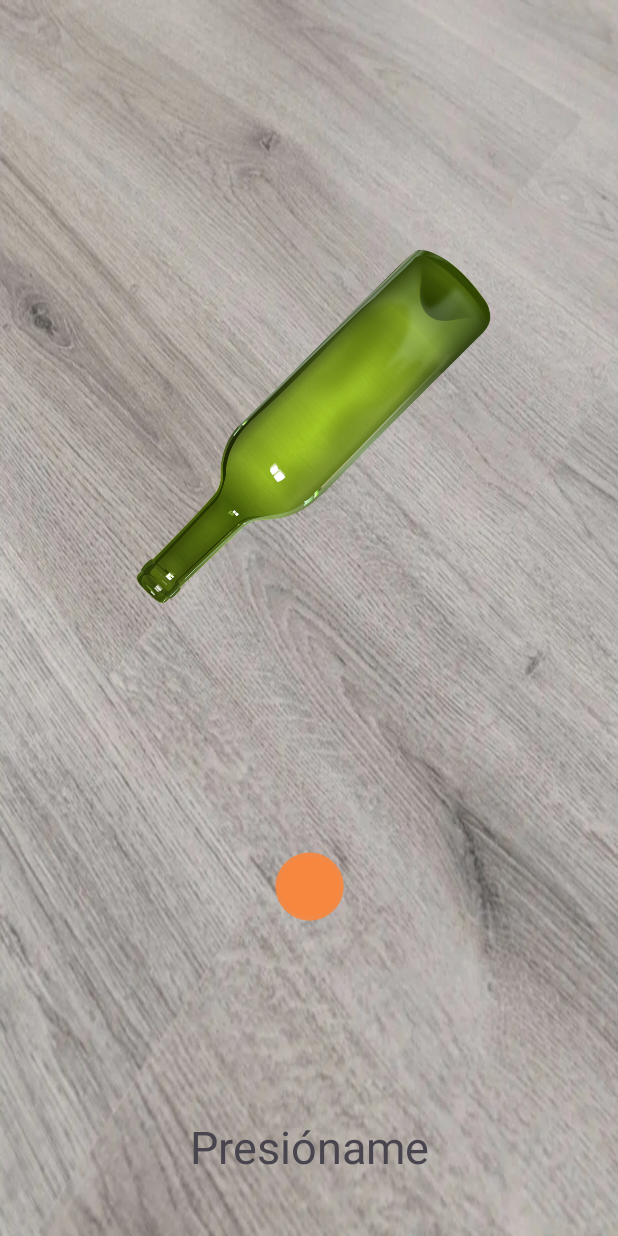
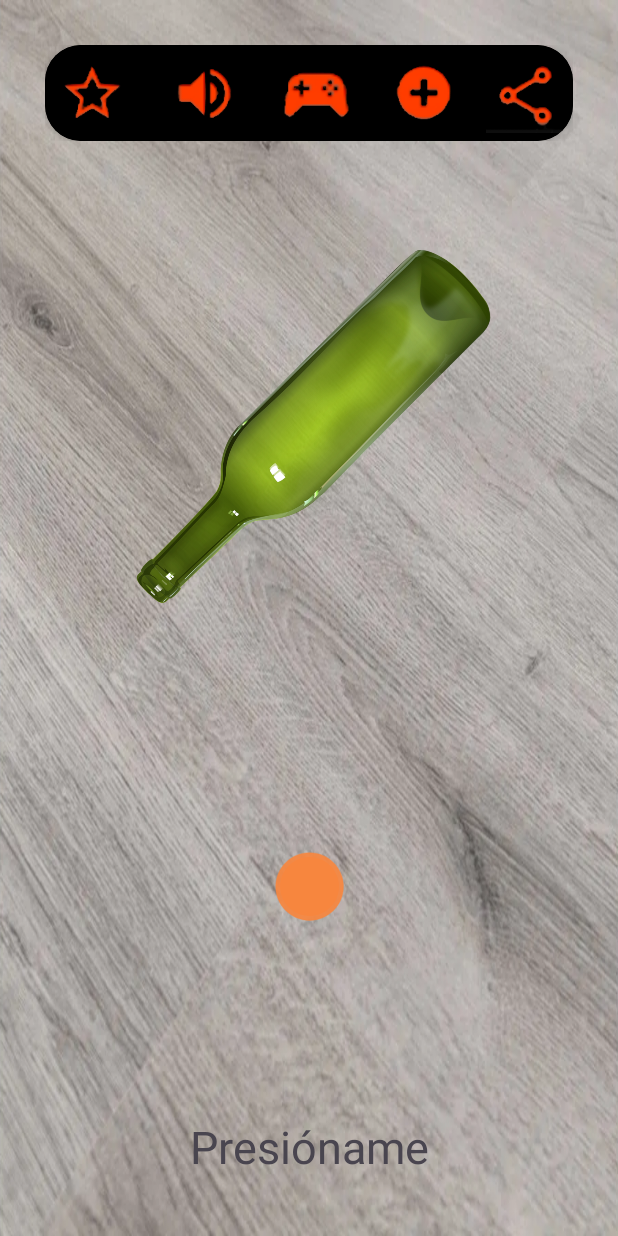
Before and after one commit to josegabjimenez/aplicaciones-moviles-1, an Android app: the screen it shows after launch (MainActivity), on a phone screen of 412 x 824 dp. Run offline under Robolectric (Android 15) with nearby library versions, the phone set to English and light mode, and no system bars; our stand-ins replace data binding.

Commit message:
toolbar interface implemented

```diff
--- a/app/src/main/java/com/example/equipocinco/view/MainActivity.kt
+++ b/app/src/main/java/com/example/equipocinco/view/MainActivity.kt
@@ -10,6 +10,7 @@ import android.view.MotionEvent
 import android.widget.TextView
 import android.os.CountDownTimer
 import android.view.View
+import android.media.MediaPlayer
 
 
 class MainActivity : AppCompatActivity() {
@@ -20,6 +21,11 @@ class MainActivity : AppCompatActivity() {
     override fun onCreate(savedInstanceState: Bundle?) {
         super.onCreate(savedInstanceState)
         setContentView(R.layout.activity_main)
+
+        //se reproduce la musica
+        val music = MediaPlayer.create(this,R.raw.home_sound)
+        music.isLooping = true
+        music.start()
 
         //Logica del boton interactivo
         val lottieButton = findViewById<LottieAnimationView>(R.id.pushmeButton)
--- a/app/src/main/res/layout/activity_main.xml
+++ b/app/src/main/res/layout/activity_main.xml
@@ -7,6 +7,15 @@
     android:background="@drawable/piso"
     tools:context=".view.MainActivity">
 
+    <RelativeLayout xmlns:android="http://schemas.android.com/apk/res/android"
+        xmlns:tools="http://schemas.android.com/tools"
+        android:layout_width="match_parent"
+        android:layout_height="match_parent"
+        android:paddingTop="30dp"
+        android:paddingLeft="30dp"
+        android:paddingRight="30dp">
+    <include layout="@layout/custom_toolbar" />
+    </RelativeLayout>
 
     <ImageView
         android:id="@+id/imageView"
--- /dev/null
+++ b/app/src/main/res/layout/custom_toolbar.xml
@@ -0,0 +1,83 @@
+<?xml version="1.0" encoding="utf-8"?>
+<layout xmlns:android="http://schemas.android.com/apk/res/android"
+    xmlns:app="http://schemas.android.com/apk/res-auto"
+    xmlns:tools="http://schemas.android.com/tools">
+
+    <androidx.coordinatorlayout.widget.CoordinatorLayout
+        android:layout_width="match_parent"
+        android:layout_height="wrap_content"
+        tools:context=".MainActivity">
+
+        <!-- Agrega un AppBarLayout para la Toolbar -->
+
+
+            <!-- Agrega una Toolbar -->
+
+        <androidx.cardview.widget.CardView
+            android:layout_width="match_parent"
+            android:layout_height="wrap_content"
+            app:cardCornerRadius="24dp"
+            app:cardBackgroundColor="@color/black"
+            app:cardElevation="4dp">
+
+            <androidx.appcompat.widget.Toolbar
+                android:id="@+id/toolbar"
+                android:layout_width="match_parent"
+                android:layout_height="?attr/actionBarSize"
+                android:background="@color/black"
+                app:theme="@style/toolbarTheme"
+                android:layout_marginEnd="-15dp">
+
+                <ImageView
+                    android:layout_width="60dp"
+                    android:layout_height="60dp"
+                    android:layout_gravity="end"
+                    android:layout_marginEnd="15dp"
+                    android:clickable="true"
+                    android:padding="2dp"
+                    android:src="@drawable/icono_compartir" />
+
+                <ImageView
+                    android:layout_width="50dp"
+                    android:layout_height="50dp"
+                    android:layout_gravity="end"
+                    android:layout_marginEnd="15dp"
+                    android:clickable="true"
+                    android:padding="2dp"
+                    android:src="@drawable/icono_mas" />
+
+                <ImageView
+                    android:layout_width="60dp"
+                    android:layout_height="60dp"
+                    android:layout_gravity="end"
+                    android:layout_marginEnd="15dp"
+                    android:clickable="true"
+                    android:padding="2dp"
+                    android:src="@drawable/icono_control" />
+
+                <ImageView
+                    android:layout_width="60dp"
+                    android:layout_height="60dp"
+                    android:layout_gravity="end"
+                    android:layout_marginEnd="15dp"
+                    android:clickable="true"
+
+                    android:src="@drawable/icono_volumen" />
+
+                <ImageView
+                    android:layout_width="60dp"
+                    android:layout_height="60dp"
+                    android:layout_gravity="end"
+                    android:layout_marginEnd="15dp"
+                    android:clickable="true"
+                    android:padding="2dp"
+                    android:src="@drawable/icono_estrella" />
+
+
+            </androidx.appcompat.widget.Toolbar>
+
+        </androidx.cardview.widget.CardView>
+       >
+
+    </androidx.coordinatorlayout.widget.CoordinatorLayout>
+</layout>
--- a/app/src/main/res/values/themes.xml
+++ b/app/src/main/res/values/themes.xml
@@ -7,6 +7,10 @@
 
     <style name="Theme.EquipoCinco" parent="Base.Theme.EquipoCinco" />
 
+    <style name="toolbarTheme" parent="ThemeOverlay.AppCompat.ActionBar">
+        <item name="android:colorControlNormal">@color/white</item>
+        <item name="titleTextColor">@color/white</item>
+    </style>
 
 
 </resources>
```
Also changed, not shown: app/src/main/res/drawable/icono_compartir.png (added), app/src/main/res/drawable/icono_control.png (added), app/src/main/res/drawable/icono_estrella.png (added), app/src/main/res/drawable/icono_mas.png (added), app/src/main/res/drawable/icono_sin_volumen.png (added), app/src/main/res/drawable/icono_volumen.png (added), 1 other file.
